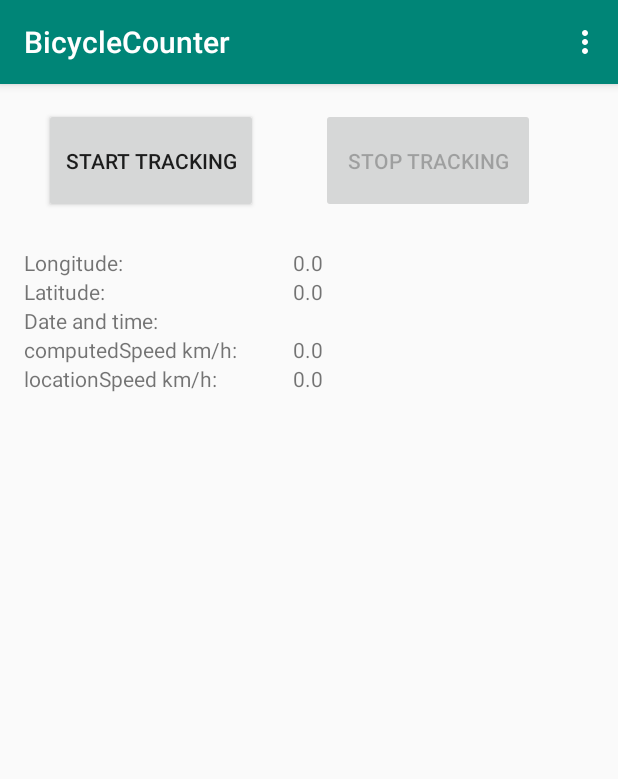
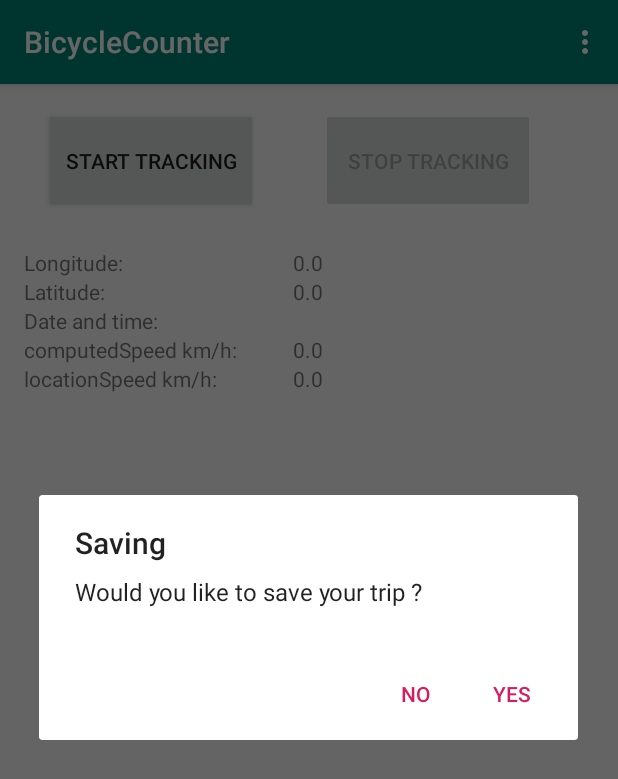
Before and after one commit to wojtololog/bicycle-counter-test, an Android app: the screen it shows after launch (TrackerActivity), after a tap on "STOP TRACKING", on a phone screen of 412 x 824 dp. Shown: the top 779 px of the screen. Run offline under Robolectric (Android 15) with nearby library versions, the phone set to English and light mode, and no system bars; 1 other tap on this screen came first.

```diff
--- a/app/src/main/AndroidManifest.xml
+++ b/app/src/main/AndroidManifest.xml
@@ -26,7 +26,6 @@
             android:name=".activities.TripsActivity"
             android:launchMode="singleTask">
         </activity>
-        <activity android:name=".activities.NewDBElementActivity"></activity>
     </application>
 
 </manifest>
--- a/app/src/main/java/com/intern/wlacheta/testapp/activities/TrackerActivity.java
+++ b/app/src/main/java/com/intern/wlacheta/testapp/activities/TrackerActivity.java
@@ -1,5 +1,7 @@
 package com.intern.wlacheta.testapp.activities;
 
+import android.app.AlertDialog;
+import android.content.DialogInterface;
 import android.content.Intent;
 import android.content.pm.PackageManager;
 import android.os.Build;
@@ -15,12 +17,15 @@ import android.widget.Button;
 import android.widget.Toast;
 
 import com.intern.wlacheta.testapp.R;
+import com.intern.wlacheta.testapp.database.entities.Word;
+import com.intern.wlacheta.testapp.database.repositories.WordRepository;
 import com.intern.wlacheta.testapp.location.LocationTracker;
 import com.intern.wlacheta.testapp.permissions.PermissionsProcessor;
 
 public class TrackerActivity extends AppCompatActivity {
     private final LocationTracker locationTracker = new LocationTracker(this, this);
     private final PermissionsProcessor permissionsProcessor = new PermissionsProcessor(this, this);
+    private WordRepository wordRepository;
 
     private Button startButton, stopButton;
 
@@ -33,6 +38,7 @@ public class TrackerActivity extends AppCompatActivity {
             permissionsProcessor.requestLocationPermissions();
         }
         stopButton = findViewById(R.id.stopButton);
+        startButton = findViewById(R.id.startButton);
         stopButton.setEnabled(false);
     }
 
@@ -88,8 +94,6 @@ public class TrackerActivity extends AppCompatActivity {
         if (permissionsProcessor.isPermissionsNotGranted()) {
             permissionsProcessor.requestLocationPermissions();
         } else {
-            startButton = findViewById(R.id.startButton);
-            stopButton = findViewById(R.id.stopButton);
             startButton.setEnabled(false);
             stopButton.setEnabled(true);
 
@@ -97,14 +101,34 @@ public class TrackerActivity extends AppCompatActivity {
         }
     }
 
+    private void createSaveToDBRequestDialog() {
+        new AlertDialog.Builder(this)
+                .setTitle("Saving")
+                .setMessage("Would you like to save your trip ?")
+                .setPositiveButton("yes", new DialogInterface.OnClickListener() {
+                    @Override
+                    public void onClick(DialogInterface dialog, int which) {
+                        wordRepository = new WordRepository(getApplication());
+                        wordRepository.insert(new Word("working"));
+                        Toast.makeText(TrackerActivity.this, "Trip saved", Toast.LENGTH_SHORT).show();
+                    }
+                })
+                .setNegativeButton("no", new DialogInterface.OnClickListener() {
+                    @Override
+                    public void onClick(DialogInterface dialog, int which) {
+                        dialog.dismiss();
+                    }
+                })
+                .create().show();
+    }
+
     public void onStopButtonClick(View view) {
+        createSaveToDBRequestDialog();
         clearTrackingData();
-
-        startButton = findViewById(R.id.startButton);
-        stopButton = findViewById(R.id.stopButton);
         startButton.setEnabled(true);
         stopButton.setEnabled(false);
     }
+
 
     private void clearTrackingData() {
         locationTracker.stopTracking();
--- a/app/src/main/java/com/intern/wlacheta/testapp/permissions/PermissionsProcessor.java
+++ b/app/src/main/java/com/intern/wlacheta/testapp/permissions/PermissionsProcessor.java
@@ -36,7 +36,7 @@ public class PermissionsProcessor {
         if (ActivityCompat.shouldShowRequestPermissionRationale(activity, PERMISSIONS[0]) || ActivityCompat.shouldShowRequestPermissionRationale(activity, PERMISSIONS[1])) {
             new AlertDialog.Builder(context)
                     .setTitle("Permission needed")
-                    .setMessage("This app requires GPS to work correctly")
+                    .setMessage("This app requires GPS to track your location and to show date and speed")
                     .setPositiveButton("ok", new DialogInterface.OnClickListener() {
                         @Override
                         public void onClick(DialogInterface dialog, int which) {
--- a/app/src/main/res/values/strings.xml
+++ b/app/src/main/res/values/strings.xml
@@ -12,7 +12,7 @@
     <string name="help">Help</string>
     <string name="tracker">Tracker</string>
     <string name="title_activity_main">MainActivity</string>
-    <string name="hint_word">Word...</string>
+    <string name="trip_name">Type your trip name</string>
     <string name="button_save">Save</string>
     <string name="empty_not_saved">Word not saved because it is empty.</string>
 </resources>
```
Also changed, not shown: app/src/main/java/com/intern/wlacheta/testapp/activities/NewDBElementActivity.java (deleted, +0 -39 lines), app/src/main/java/com/intern/wlacheta/testapp/activities/TripsActivity.java (+0 -24 lines), app/src/main/res/layout/activity_new_word.xml (deleted, +0 -27 lines).
